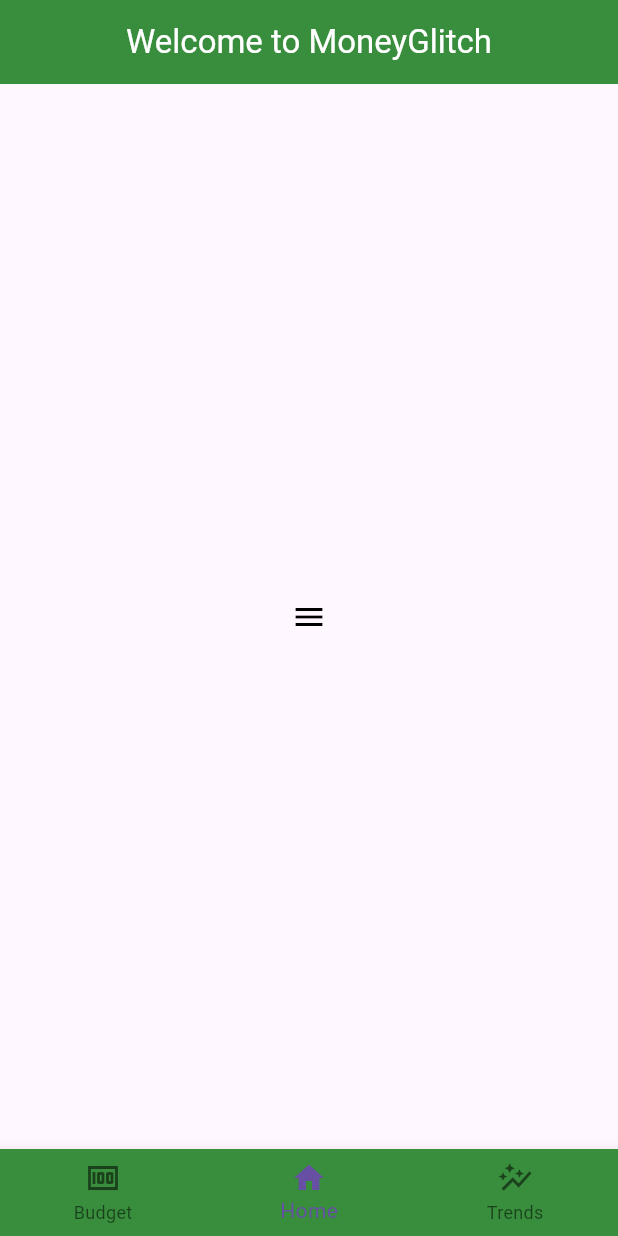
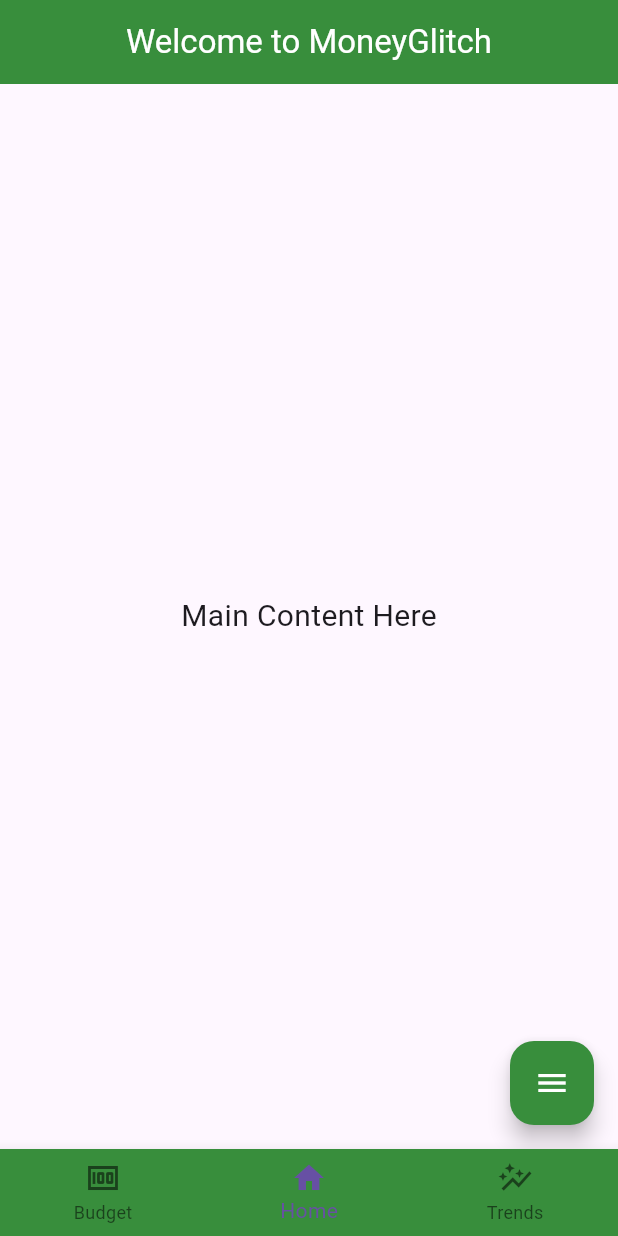
Before and after one commit to matusz019/Money-Glitch, a Flutter app: the screen it shows after launch, on a phone screen of 412 x 824 dp. Run offline on Flutter 3.47's test engine with Material 3 defaults, Android fonts, the phone set to English and light mode, and no system bars.

Commit message:
Added a FAB button dependency and added a FAB button to the home page

```diff
--- a/lib/homescreen.dart
+++ b/lib/homescreen.dart
@@ -1,7 +1,16 @@
 import 'package:flutter/material.dart';
 
-class HomeScreen extends StatelessWidget {
+class HomeScreen extends StatefulWidget {
   const HomeScreen({super.key});
+
+  @override
+  _HomeScreenState createState() {
+    return _HomeScreenState();
+  }
+}
+
+class _HomeScreenState extends State<HomeScreen> {
+  bool _isExpanded = false; // Controls the visibility of the options
 
   @override
   Widget build(BuildContext context) {
@@ -12,18 +21,89 @@ class HomeScreen extends StatelessWidget {
         foregroundColor: Colors.white,
         backgroundColor: Colors.green[700],
       ),
-      body: Center(
-        child: PopupMenuButton(
-          surfaceTintColor: Colors.white,
-          color: Colors.green[700],
-          icon: const Icon(Icons.menu, color: Colors.black),
-          itemBuilder: (BuildContext context) {
-            return[
-
-            ];
-          },
-
-        ),
+      body: Stack(
+        children: [
+          const Center(
+            child: Text(
+              'Main Content Here',
+              style: TextStyle(fontSize: 20),
+            ),
+          ),
+          // Positioned buttons above the FAB
+          Align(
+            alignment: Alignment.bottomRight,
+            child: Padding(
+              padding: const EdgeInsets.only(bottom: 80.0, right: 20.0),
+              child: Column(
+                mainAxisSize: MainAxisSize.min,
+                children: [
+                  // Option 1 Button
+                  Visibility(
+                    visible: _isExpanded,
+                    child: FloatingActionButton(
+                      onPressed: () {
+                        ScaffoldMessenger.of(context).showSnackBar(
+                          const SnackBar(content: Text('Option 1 selected')),
+                        );
+                      },
+                      backgroundColor: Colors.green[700],
+                      mini: false,
+                      child: const Text(
+                        "-",
+                        style: TextStyle(
+                            fontSize: 30.0,
+                            color: Colors.white,
+                            fontWeight: FontWeight.bold
+                        ),
+                      ),
+                    ),
+                  ),
+                  const SizedBox(height: 10),
+                  // Option 2 Button
+                  Visibility(
+                    visible: _isExpanded,
+                    child: FloatingActionButton(
+                      onPressed: () {
+                        ScaffoldMessenger.of(context).showSnackBar(
+                          const SnackBar(content: Text('Option 2 selected')),
+                        );
+                      },
+                      backgroundColor: Colors.green[700],
+                      mini: false,
+                      child: const Text(
+                        "+",
+                        style: TextStyle(
+                          fontSize: 30.0,
+                          color: Colors.white,
+                          fontWeight: FontWeight.bold
+                        ),
+                      ),
+                    ),
+                  ),
+                ],
+              ),
+            ),
+          ),
+          // Main FAB
+          Align(
+            alignment: Alignment.bottomRight,
+            child: Padding(
+              padding: const EdgeInsets.all(16.0), // Adds padding from the edges
+              child: FloatingActionButton(
+                onPressed: () {
+                  setState(() {
+                    _isExpanded = !_isExpanded; // Toggle visibility
+                  });
+                },
+                backgroundColor: Colors.green[700],
+                child: Icon(
+                  _isExpanded ? Icons.close : Icons.menu,
+                  color: Colors.white,
+                ),
+              ),
+            ),
+          ),
+        ],
       ),
     );
   }
--- a/pubspec.yaml
+++ b/pubspec.yaml
@@ -30,6 +30,7 @@ environment:
 dependencies:
   flutter:
     sdk: flutter
+  floating_action_bubble: ^1.1.4
 
 
   # The following adds the Cupertino Icons font to your application.
```
Also changed, not shown: pubspec.lock.
